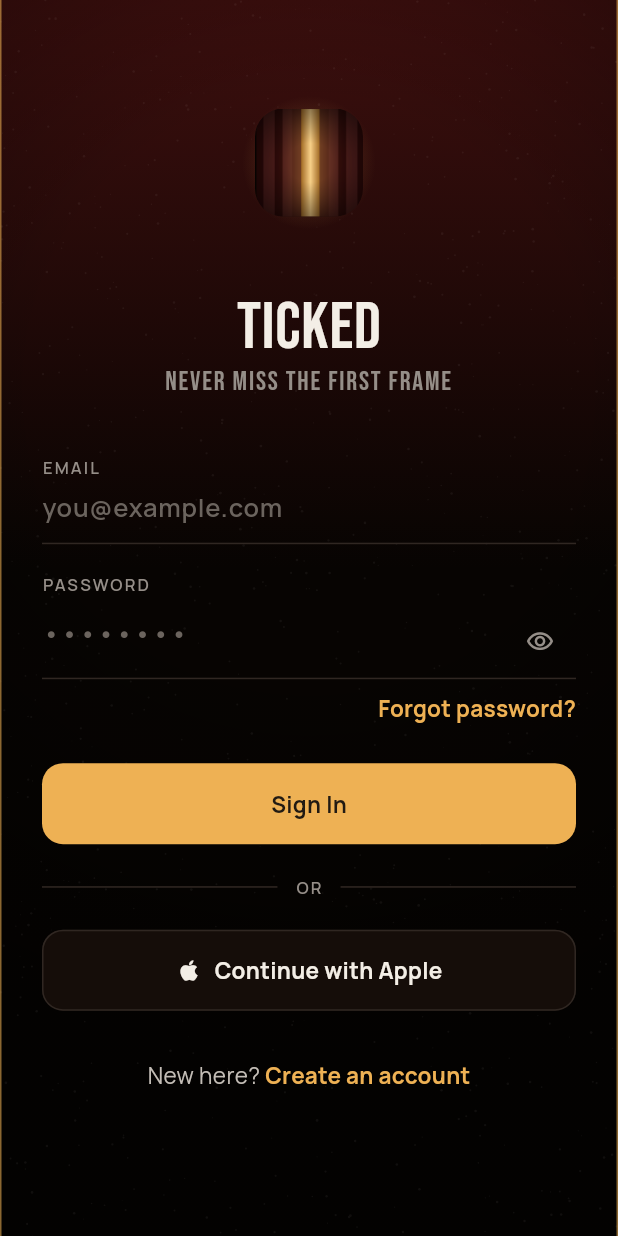
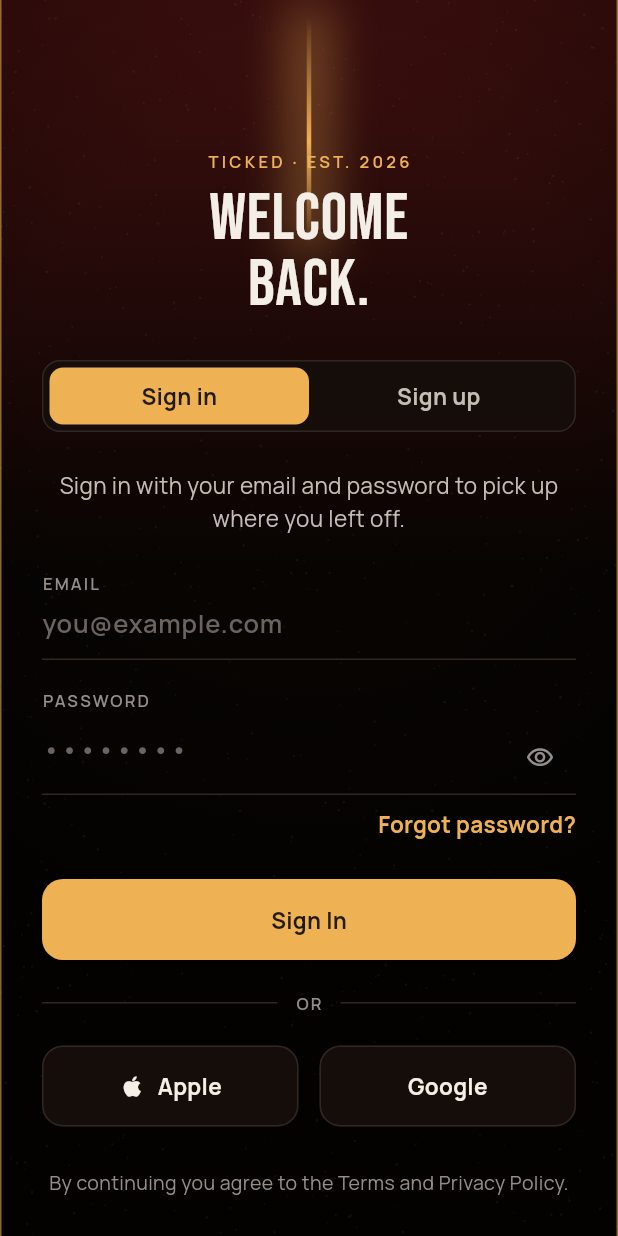
Before and after one commit to LatifaManeea/FinalProject, a Flutter app: the screen it shows after launch, on a phone screen of 412 x 824 dp. Run offline on Flutter 3.47's test engine with Material 3 defaults, Android fonts, the phone set to English and light mode, and no system bars; our stand-ins replace flutter_dotenv, google_fonts, image_picker, supabase_flutter; accounts and stored records are empty.

Commit message:
updated sign-in and sign-up UI's

```diff
--- a/lib/screens/auth/sign_in_screen.dart
+++ b/lib/screens/auth/sign_in_screen.dart
@@ -3,7 +3,8 @@ import 'package:flutter/material.dart';
 import '../../constants/app_colors.dart';
 import '../../constants/app_typography.dart';
 import '../../widgets/auth_error_banner.dart';
-import '../../widgets/brand_header.dart';
+import '../../widgets/auth_hero.dart';
+import '../../widgets/auth_mode_toggle.dart';
 import '../../widgets/ticked_button.dart';
 import '../../widgets/ticked_text_field.dart';
 import '../../widgets/vignette_backdrop.dart';
@@ -89,13 +90,25 @@ class _SignInScreenState extends State<SignInScreen> {
       body: VignetteBackdrop(
         child: SafeArea(
           child: SingleChildScrollView(
-            padding: const EdgeInsets.fromLTRB(28, 28, 28, 32),
+            padding: const EdgeInsets.fromLTRB(28, 12, 28, 32),
             child: Column(
               crossAxisAlignment: CrossAxisAlignment.stretch,
               children: [
-                const SizedBox(height: 12),
-                const BrandHeader(),
-                const SizedBox(height: 40),
+                const AuthHero(headline: ['WELCOME', 'BACK.']),
+                const SizedBox(height: 28),
+                AuthModeToggle(
+                  isSignIn: true,
+                  onSignInTap: null,
+                  onSignUpTap: _isLoading ? null : widget.onCreateAccount,
+                ),
+                const SizedBox(height: 24),
+                Text(
+                  'Sign in with your email and password to pick up '
+                  'where you left off.',
+                  style: AppTypography.bodyMedium,
+                  textAlign: TextAlign.center,
+                ),
+                const SizedBox(height: 26),
                 AuthErrorBanner(message: _formError),
                 TickedTextField(
                   label: 'Email',
@@ -153,24 +166,29 @@ class _SignInScreenState extends State<SignInScreen> {
                   ],
                 ),
                 const SizedBox(height: 22),
-                TickedSecondaryButton(
-                  label: 'Continue with Apple',
-                  icon: Icons.apple,
-                  onPressed: _isLoading ? null : () {},
-                ),
-                const SizedBox(height: 32),
                 Row(
-                  mainAxisAlignment: MainAxisAlignment.center,
                   children: [
-                    Text('New here? ', style: AppTypography.bodyMedium),
-                    GestureDetector(
-                      onTap: _isLoading ? null : widget.onCreateAccount,
-                      child: Text(
-                        'Create an account',
-                        style: AppTypography.label.copyWith(color: AppColors.gold),
+                    Expanded(
+                      child: TickedSecondaryButton(
+                        label: 'Apple',
+                        icon: Icons.apple,
+                        onPressed: _isLoading ? null : () {},
+                      ),
+                    ),
+                    const SizedBox(width: 14),
+                    Expanded(
+                      child: TickedSecondaryButton(
+                        label: 'Google',
+                        onPressed: _isLoading ? null : () {},
                       ),
                     ),
                   ],
+                ),
+                const SizedBox(height: 28),
+                Text(
+                  'By continuing you agree to the Terms and Privacy Policy.',
+                  style: AppTypography.bodySmall,
+                  textAlign: TextAlign.center,
                 ),
               ],
             ),
--- a/lib/screens/auth/sign_up_screen.dart
+++ b/lib/screens/auth/sign_up_screen.dart
@@ -3,7 +3,8 @@ import 'package:flutter/material.dart';
 import '../../constants/app_colors.dart';
 import '../../constants/app_typography.dart';
 import '../../widgets/auth_error_banner.dart';
-import '../../widgets/brand_header.dart';
+import '../../widgets/auth_hero.dart';
+import '../../widgets/auth_mode_toggle.dart';
 import '../../widgets/ticked_button.dart';
 import '../../widgets/ticked_text_field.dart';
 import '../../widgets/vignette_backdrop.dart';
@@ -98,20 +99,24 @@ class _SignUpScreenState extends State<SignUpScreen> {
       body: VignetteBackdrop(
         child: SafeArea(
           child: SingleChildScrollView(
-            padding: const EdgeInsets.fromLTRB(28, 24, 28, 32),
+            padding: const EdgeInsets.fromLTRB(28, 12, 28, 32),
             child: Column(
               crossAxisAlignment: CrossAxisAlignment.stretch,
               children: [
-                const SizedBox(height: 4),
-                const BrandHeader(compact: true),
-                Padding(
-                  padding: const EdgeInsets.only(top: 22, bottom: 26),
-                  child: Text(
-                    'Create your account',
-                    style: AppTypography.displayMedium,
-                    textAlign: TextAlign.center,
-                  ),
+                const AuthHero(headline: ['JOIN THE', 'SHOW.']),
+                const SizedBox(height: 28),
+                AuthModeToggle(
+                  isSignIn: false,
+                  onSignInTap: _isLoading ? null : widget.onSignIn,
+                  onSignUpTap: null,
                 ),
+                const SizedBox(height: 24),
+                Text(
+                  'Create an account to start tracking true start times.',
+                  style: AppTypography.bodyMedium,
+                  textAlign: TextAlign.center,
+                ),
+                const SizedBox(height: 26),
                 AuthErrorBanner(message: _formError),
                 TickedTextField(
                   label: 'Display name',
@@ -173,21 +178,29 @@ class _SignUpScreenState extends State<SignUpScreen> {
                   ],
                 ),
                 const SizedBox(height: 22),
-                TickedSecondaryButton(
-                  label: 'Continue with Apple',
-                  icon: Icons.apple,
-                  onPressed: _isLoading ? null : () {},
+                Row(
+                  children: [
+                    Expanded(
+                      child: TickedSecondaryButton(
+                        label: 'Apple',
+                        icon: Icons.apple,
+                        onPressed: _isLoading ? null : () {},
+                      ),
+                    ),
+                    const SizedBox(width: 14),
+                    Expanded(
+                      child: TickedSecondaryButton(
+                        label: 'Google',
+                        onPressed: _isLoading ? null : () {},
+                      ),
+                    ),
+                  ],
                 ),
                 const SizedBox(height: 28),
-                Row(
-                  mainAxisAlignment: MainAxisAlignment.center,
-                  children: [
-                    Text('Already have an account? ', style: AppTypography.bodyMedium),
-                    GestureDetector(
-                      onTap: _isLoading ? null : widget.onSignIn,
-                      child: Text('Sign in', style: AppTypography.label.copyWith(color: AppColors.gold)),
-                    ),
-                  ],
+                Text(
+                  'By continuing you agree to the Terms and Privacy Policy.',
+                  style: AppTypography.bodySmall,
+                  textAlign: TextAlign.center,
                 ),
               ],
             ),
--- /dev/null
+++ b/lib/widgets/auth_hero.dart
@@ -0,0 +1,90 @@
+import 'package:flutter/material.dart';
+
+import '../constants/app_colors.dart';
+import '../constants/app_typography.dart';
+
+/// Cinematic top-of-screen hero for the auth flow: a vertical beam of
+/// gold light — "the lit screen" half of the palette's own tagline,
+/// made literal — behind an eyebrow line and a bold two-line
+/// statement that differs between Sign In and Sign Up.
+///
+/// Deliberately separate from [BrandHeader]: that widget is the
+/// compact wordmark used on Forgot Password / Check Email, and this
+/// one is the bigger, screen-specific moment at the top of the two
+/// primary auth screens.
+class AuthHero extends StatelessWidget {
+  const AuthHero({super.key, required this.headline, this.eyebrow = 'TICKED · EST. 2026'});
+
+  /// One or two short lines, rendered in [AppTypography.displayLarge].
+  final List<String> headline;
+  final String eyebrow;
+
+  @override
+  Widget build(BuildContext context) {
+    return SizedBox(
+      height: 200,
+      child: Stack(
+        alignment: Alignment.bottomCenter,
+        children: [
+          const _LightBeam(),
+          Positioned(
+            left: 0,
+            right: 0,
+            bottom: 0,
+            child: Column(
+              mainAxisSize: MainAxisSize.min,
+              children: [
+                Text(
+                  eyebrow,
+                  style: AppTypography.overline.copyWith(
+                    color: AppColors.gold,
+                    letterSpacing: 2.2,
+                  ),
+                ),
+                const SizedBox(height: 10),
+                for (final line in headline)
+                  Text(
+                    line,
+                    style: AppTypography.displayLarge,
+                    textAlign: TextAlign.center,
+                  ),
+              ],
+            ),
+          ),
+        ],
+      ),
+    );
+  }
+}
+
+/// The thin vertical column of gold light behind the headline.
+class _LightBeam extends StatelessWidget {
+  const _LightBeam();
+
+  @override
+  Widget build(BuildContext context) {
+    return Align(
+      alignment: Alignment.topCenter,
+      child: Container(
+        width: 3,
+        height: 150,
+        decoration: BoxDecoration(
+          borderRadius: BorderRadius.circular(2),
+          gradient: LinearGradient(
+            begin: Alignment.topCenter,
+            end: Alignment.bottomCenter,
+            colors: [
+              AppColors.gold.withOpacity(0),
+              AppColors.gold,
+              AppColors.gold.withOpacity(0),
+            ],
+            stops: const [0.0, 0.55, 1.0],
+          ),
+          boxShadow: [
+            BoxShadow(color: AppColors.gold.withOpacity(0.55), blurRadius: 28, spreadRadius: 8),
+          ],
+        ),
+      ),
+    );
+  }
+}
--- /dev/null
+++ b/lib/widgets/auth_mode_toggle.dart
@@ -0,0 +1,76 @@
+import 'package:flutter/material.dart';
+
+import '../constants/app_colors.dart';
+import '../constants/app_typography.dart';
+
+/// The Sign In / Sign Up segmented switch shown near the top of both
+/// auth screens. Each screen renders itself as the active segment;
+/// tapping the *inactive* segment fires the existing [AuthFlow]
+/// navigation callback (`onCreateAccount` / `onSignIn`) — this widget
+/// holds no navigation logic of its own, it just shows the choice.
+class AuthModeToggle extends StatelessWidget {
+  const AuthModeToggle({
+    super.key,
+    required this.isSignIn,
+    required this.onSignInTap,
+    required this.onSignUpTap,
+  });
+
+  final bool isSignIn;
+
+  /// Pass `null` for the segment that is already active (e.g. Sign In
+  /// screen passes `null` here) — the other segment gets the real
+  /// navigation callback.
+  final VoidCallback? onSignInTap;
+  final VoidCallback? onSignUpTap;
+
+  @override
+  Widget build(BuildContext context) {
+    return Container(
+      height: 48,
+      padding: const EdgeInsets.all(4),
+      decoration: BoxDecoration(
+        color: AppColors.surface,
+        borderRadius: BorderRadius.circular(12),
+        border: Border.all(color: AppColors.divider),
+      ),
+      child: Row(
+        children: [
+          Expanded(child: _Segment(label: 'Sign in', active: isSignIn, onTap: onSignInTap)),
+          Expanded(child: _Segment(label: 'Sign up', active: !isSignIn, onTap: onSignUpTap)),
+        ],
+      ),
+    );
+  }
+}
+
+class _Segment extends StatelessWidget {
+  const _Segment({required this.label, required this.active, required this.onTap});
+
+  final String label;
+  final bool active;
+  final VoidCallback? onTap;
+
+  @override
+  Widget build(BuildContext context) {
+    return GestureDetector(
+      onTap: onTap,
+      behavior: HitTestBehavior.opaque,
+      child: AnimatedContainer(
+        duration: const Duration(milliseconds: 160),
+        curve: Curves.easeOut,
+        alignment: Alignment.center,
+        decoration: BoxDecoration(
+          color: active ? AppColors.gold : Colors.transparent,
+          borderRadius: BorderRadius.circular(9),
+        ),
+        child: Text(
+          label,
+          style: AppTypography.label.copyWith(
+            color: active ? AppColors.onGold : AppColors.textSecondary,
+          ),
+        ),
+      ),
+    );
+  }
+}
```
Also changed, not shown: assets/images/app_icon.png (renamed from assets/images/app_logo.png).
